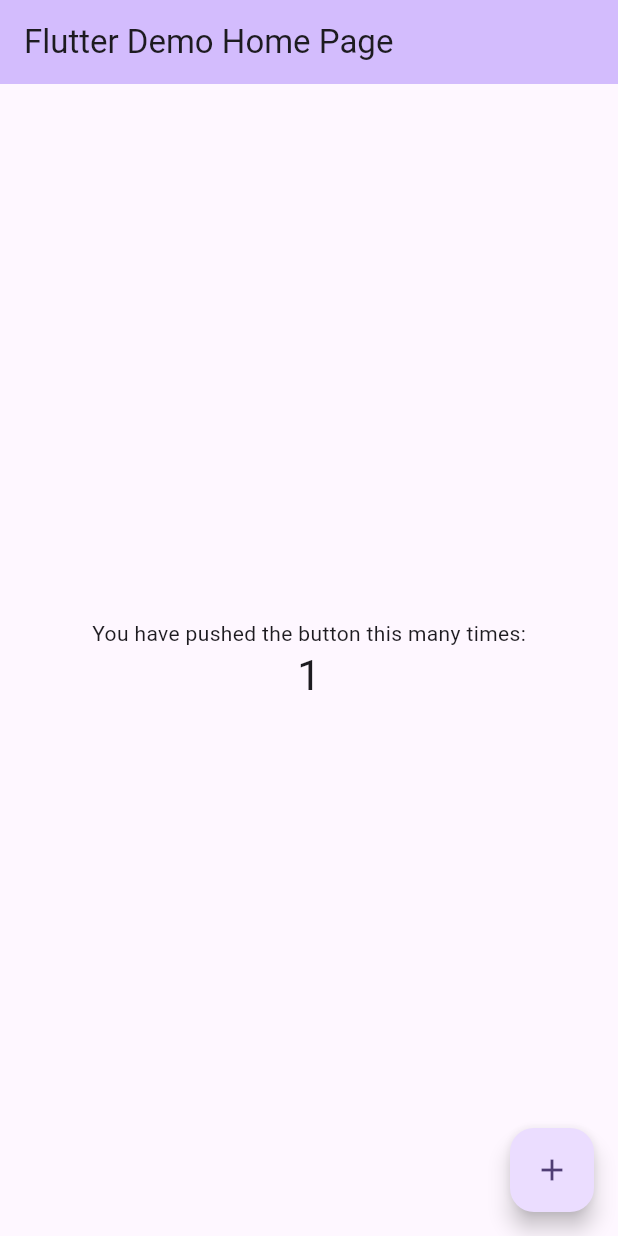
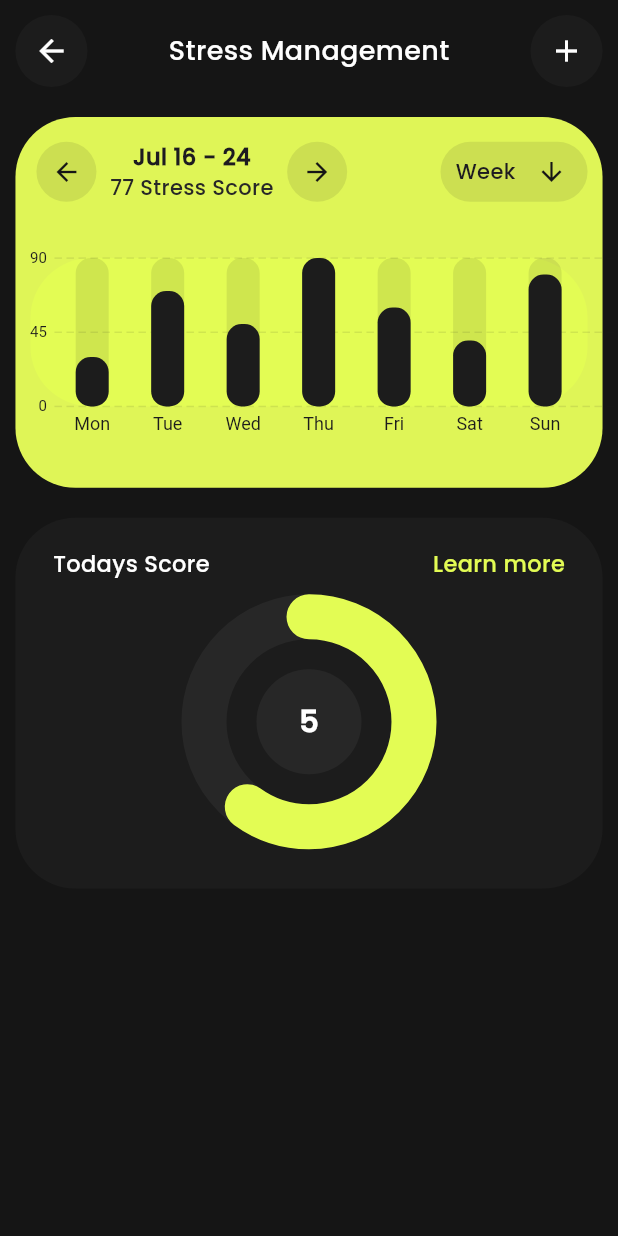
Before and after one commit to davfru/flutter_dashboard_mockup, a Flutter app: the screen it shows after launch, after a tap on the "add" icon, on a phone screen of 412 x 824 dp. Run offline on Flutter 3.47's test engine with Material 3 defaults, Android fonts, the phone set to English and light mode, and no system bars.

Commit message:
feat: mockup completed

```diff
--- /dev/null
+++ b/lib/app_colors.dart
@@ -0,0 +1,13 @@
+import 'package:flutter/material.dart';
+
+class AppColors {
+  static const almostBlack = Color(0xFF151515);
+  static const almostBlack2 = Color(0xFF1C1C1C);
+  static final almostBlack2WithAlpa = almostBlack2.withValues(alpha: 0.1);
+  static const almostBlack3 = Color(0xFF272727);
+
+  static const canary = Color(0xFFE3FC54);
+  static const canary2 = Color(0xFFDFF557);
+
+  static const title = Colors.black;
+}
--- /dev/null
+++ b/lib/chart.dart
@@ -0,0 +1,133 @@
+import 'package:flutter/material.dart';
+import 'package:flutter_dashboard_mockup/app_colors.dart';
+
+class CustomBarChart extends StatelessWidget {
+  final List<int> values = [30, 70, 50, 90, 60, 40, 80];
+  final List<String> days = ['Mon', 'Tue', 'Wed', 'Thu', 'Fri', 'Sat', 'Sun'];
+  final double height;
+  final double width;
+
+  CustomBarChart(this.height, this.width, {super.key});
+
+  @override
+  Widget build(BuildContext context) {
+    return Container(
+      width: width,
+      height: height,
+      padding: EdgeInsets.fromLTRB(16, 0, 16, 0),
+      decoration: BoxDecoration(
+        color: AppColors.canary,
+        borderRadius: BorderRadius.circular(40),
+      ),
+      child: CustomPaint(
+        painter: BarChartPainter(values, days, height, width)
+      ));
+
+  }
+}
+
+class BarChartPainter extends CustomPainter {
+  final List<int> values;
+  final List<String> days;
+  final double barWidth = 22;
+  final double padding = 0;
+  final double borderRadius = 10;
+  final double height;
+  final double width;
+
+  BarChartPainter(this.values, this.days, this.height, this.width);
+
+  @override
+  void paint(Canvas canvas, Size size) {
+    final Paint dashedLinePaint = Paint()
+      ..color = AppColors.almostBlack2WithAlpa
+      ..strokeWidth = 1
+      ..style = PaintingStyle.stroke;
+
+    final Paint barBackgroundPaint = Paint()..color = AppColors.almostBlack2WithAlpa;
+    final Paint barForegroundPaint = Paint()..color = AppColors.almostBlack2;
+
+    final double chartWidth = width * 0.90;
+    final double chartHeight = height - padding;
+    final double maxY = 90;
+
+    final double spacing = chartWidth / values.length;
+
+    // dotted lines
+    for (double yValue in [0, 45, 90]) {
+      double y = chartHeight - (yValue / maxY) * chartHeight;
+      _drawDashedLine(canvas, Offset(padding, y), Offset(width, y), dashedLinePaint);
+    }
+
+    // vertical bars
+    for (int i = 0; i < values.length; i++) {
+      double x = padding + (i * spacing) + (spacing / 2) - (barWidth / 2);
+
+      // vertical bars (light)
+      final rrectBackground = RRect.fromRectAndRadius(
+        Rect.fromLTWH(x, 0, barWidth, chartHeight),
+        Radius.circular(borderRadius),
+      );
+      canvas.drawRRect(rrectBackground, barBackgroundPaint);
+
+      // vertical bars height
+      double barHeight = (values[i] / maxY) * chartHeight;
+      double y = chartHeight - barHeight;
+
+      final rrectForeground = RRect.fromRectAndRadius(
+        Rect.fromLTWH(x, y, barWidth, barHeight),
+        Radius.circular(borderRadius),
+      );
+      canvas.drawRRect(rrectForeground, barForegroundPaint);
+    }
+
+    // Y axis
+    for (double yValue in [0, 45, 90]) {
+      double y = chartHeight - (yValue / maxY) * chartHeight;
+      final textSpan = TextSpan(
+        text: yValue.toInt().toString(),
+        style: TextStyle(color: AppColors.almostBlack2, fontSize: 10),
+      );
+      final textPainter = TextPainter(
+        text: textSpan,
+        textDirection: TextDirection.ltr,
+      )..layout();
+
+      textPainter.paint(canvas,
+          Offset(padding - textPainter.width - 5, y - textPainter.height / 2));
+    }
+
+    // X axis
+    for (int i = 0; i < days.length; i++) {
+      double x = padding + (i * spacing) + (spacing / 2) - (barWidth / 2);
+      final textSpan = TextSpan(
+        text: days[i],
+        style: TextStyle(color: AppColors.almostBlack2, fontSize: 12),
+      );
+      final textPainter = TextPainter(
+        text: textSpan,
+        textDirection: TextDirection.ltr,
+      )..layout();
+
+      textPainter.paint(canvas,
+          Offset(x + barWidth / 2 - textPainter.width / 2, chartHeight + 5));
+    }
+  }
+
+  void _drawDashedLine(Canvas canvas, Offset start, Offset end, Paint paint) {
+    const double dashWidth = 5;
+    const double dashSpace = 3;
+    double currentX = start.dx;
+    double step = dashWidth + dashSpace;
+
+    while (currentX < end.dx) {
+      double nextX = currentX + dashWidth;
+      if (nextX > end.dx) nextX = end.dx;
+      canvas.drawLine(Offset(currentX, start.dy), Offset(nextX, start.dy), paint);
+      currentX += step;
+    }
+  }
+
+  @override
+  bool shouldRepaint(covariant CustomPainter oldDelegate) => false;
+}
--- /dev/null
+++ b/lib/donut.dart
@@ -0,0 +1,80 @@
+import 'dart:math';
+
+import 'package:flutter/material.dart';
+import 'package:flutter_dashboard_mockup/app_colors.dart';
+
+class DonutWidget extends StatelessWidget {
+  final double percentage;
+  final int number;
+
+  const DonutWidget(
+      {super.key, required this.percentage, required this.number});
+
+  @override
+  Widget build(BuildContext context) {
+    return SizedBox(
+      width: 150,
+      height: 150,
+      child: Stack(
+        alignment: Alignment.center,
+        children: [
+          SizedBox(
+            width: 140,
+            height: 140,
+            child: CustomPaint(
+              painter: DonutPainter(percentage),
+            ),
+          ),
+          Container(
+            width: 70,
+            height: 70,
+            decoration: const BoxDecoration(
+              color: AppColors.almostBlack3,
+              shape: BoxShape.circle,
+            ),
+            child: Center(
+              child: Text(
+                number.toString(),
+                style: const TextStyle(
+                  fontSize: 20,
+                  color: Colors.white,
+                  fontWeight: FontWeight.bold,
+                ),
+              ),
+            ),
+          ),
+        ],
+      ),
+    );
+  }
+}
+
+class DonutPainter extends CustomPainter {
+  final double percentage;
+
+  DonutPainter(this.percentage);
+
+  @override
+  void paint(Canvas canvas, Size size) {
+    const strokeWidth = 30.0;
+    final rect = Offset.zero & size;
+    final startAngle = -pi / 2;
+
+    final blackPaint = Paint()
+      ..color = AppColors.almostBlack3
+      ..style = PaintingStyle.stroke
+      ..strokeWidth = strokeWidth
+      ..strokeCap = StrokeCap.round;
+    canvas.drawArc(rect, startAngle, 2 * pi, false, blackPaint);
+
+    final yellowPaint = Paint()
+      ..color = AppColors.canary
+      ..style = PaintingStyle.stroke
+      ..strokeWidth = strokeWidth
+      ..strokeCap = StrokeCap.round;
+    canvas.drawArc(rect, startAngle, 2 * pi * percentage, false, yellowPaint);
+  }
+
+  @override
+  bool shouldRepaint(covariant CustomPainter oldDelegate) => true;
+}
--- a/lib/main.dart
+++ b/lib/main.dart
@@ -1,4 +1,7 @@
 import 'package:flutter/material.dart';
+import 'package:flutter_dashboard_mockup/app_colors.dart';
+import 'package:flutter_dashboard_mockup/chart.dart';
+import 'package:flutter_dashboard_mockup/donut.dart';
 
 void main() {
   runApp(const MyApp());
@@ -12,42 +15,21 @@
   Widget build(BuildContext context) {
     return MaterialApp(
       title: 'Flutter Demo',
+      debugShowCheckedModeBanner: false,
       theme: ThemeData(
-        // This is the theme of your application.
-        //
-        // TRY THIS: Try running your application with "flutter run". You'll see
-        // the application has a purple toolbar. Then, without quitting the app,
-        // try changing the seedColor in the colorScheme below to Colors.green
-        // and then invoke "hot reload" (save your changes or press the "hot
-        // reload" button in a Flutter-supported IDE, or press "r" if you used
-        // the command line to start the app).
-        //
-        // Notice that the counter didn't reset back to zero; the application
-        // state is not lost during the reload. To reset the state, use hot
-        // restart instead.
-        //
-        // This works for code too, not just values: Most code changes can be
-        // tested with just a hot reload.
-        colorScheme: ColorScheme.fromSeed(seedColor: Colors.deepPurple),
-        useMaterial3: true,
+        // colorScheme: ColorScheme.fromSeed(seedColor: AppColors.almostBlack),
+        // useMaterial3: true,
+        fontFamily: 'Poppins'
       ),
-      home: const MyHomePage(title: 'Flutter Demo Home Page'),
+      home: Material(
+          color: AppColors.almostBlack,
+          child: MyHomePage(title: 'Flutter Demo Home Page')),
     );
   }
 }
 
 class MyHomePage extends StatefulWidget {
   const MyHomePage({super.key, required this.title});
-
-  // This widget is the home page of your application. It is stateful, meaning
-  // that it has a State object (defined below) that contains fields that affect
-  // how it looks.
-
-  // This class is the configuration for the state. It holds the values (in this
-  // case the title) provided by the parent (in this case the App widget) and
-  // used by the build method of the State. Fields in a Widget subclass are
-  // always marked "final".
-
   final String title;
 
   @override
@@ -55,71 +37,190 @@
 }
 
 class _MyHomePageState extends State<MyHomePage> {
-  int _counter = 0;
-
-  void _incrementCounter() {
-    setState(() {
-      // This call to setState tells the Flutter framework that something has
-      // changed in this State, which causes it to rerun the build method below
-      // so that the display can reflect the updated values. If we changed
-      // _counter without calling setState(), then the build method would not be
-      // called again, and so nothing would appear to happen.
-      _counter++;
-    });
-  }
-
   @override
   Widget build(BuildContext context) {
-    // This method is rerun every time setState is called, for instance as done
-    // by the _incrementCounter method above.
-    //
-    // The Flutter framework has been optimized to make rerunning build methods
-    // fast, so that you can just rebuild anything that needs updating rather
-    // than having to individually change instances of widgets.
-    return Scaffold(
-      appBar: AppBar(
-        // TRY THIS: Try changing the color here to a specific color (to
-        // Colors.amber, perhaps?) and trigger a hot reload to see the AppBar
-        // change color while the other colors stay the same.
-        backgroundColor: Theme.of(context).colorScheme.inversePrimary,
-        // Here we take the value from the MyHomePage object that was created by
-        // the App.build method, and use it to set our appbar title.
-        title: Text(widget.title),
-      ),
-      body: Center(
-        // Center is a layout widget. It takes a single child and positions it
-        // in the middle of the parent.
+    double containerWidth = MediaQuery.of(context).size.width * 0.95;
+    double containerHeight = MediaQuery.of(context).size.width * 0.6;
+
+    return SafeArea(
+      child: Padding(
+        padding: const EdgeInsets.all(10.0),
         child: Column(
-          // Column is also a layout widget. It takes a list of children and
-          // arranges them vertically. By default, it sizes itself to fit its
-          // children horizontally, and tries to be as tall as its parent.
-          //
-          // Column has various properties to control how it sizes itself and
-          // how it positions its children. Here we use mainAxisAlignment to
-          // center the children vertically; the main axis here is the vertical
-          // axis because Columns are vertical (the cross axis would be
-          // horizontal).
-          //
-          // TRY THIS: Invoke "debug painting" (choose the "Toggle Debug Paint"
-          // action in the IDE, or press "p" in the console), to see the
-          // wireframe for each widget.
           mainAxisAlignment: MainAxisAlignment.center,
-          children: <Widget>[
-            const Text(
-              'You have pushed the button this many times:',
+          children: [
+            SizedBox(
+              width: MediaQuery.of(context).size.width * 0.95,
+              child: Row(
+                mainAxisAlignment: MainAxisAlignment.spaceBetween,
+                children: [
+                  Container(
+                    decoration: const BoxDecoration(
+                      color: AppColors.almostBlack2,
+                      shape: BoxShape.circle,
+                    ),
+                    child: IconButton(
+                      icon: const Icon(Icons.arrow_back, color: Colors.white),
+                      onPressed: () {},
+                    ),
+                  ),
+                  const Text(
+                    "Stress Management",
+                    style: TextStyle(color: Colors.white, fontSize: 18),
+                  ),
+                  Container(
+                    decoration: const BoxDecoration(
+                      color: AppColors.almostBlack2,
+                      shape: BoxShape.circle,
+                    ),
+                    child: IconButton(
+                      icon: const Icon(Icons.add, color: Colors.white),
+                      onPressed: () {},
+                    ),
+                  )
+                ],
+              ),
             ),
-            Text(
-              '$_counter',
-              style: Theme.of(context).textTheme.headlineMedium,
+            const SizedBox(height: 20),
+            Expanded(
+              child: SingleChildScrollView(
+                child: Column(children: [
+                  Container(
+                      width: containerWidth,
+                      height: containerHeight,
+                      padding: EdgeInsets.fromLTRB(10, 16, 10, 16),
+                      decoration: BoxDecoration(
+                        color: AppColors.canary2,
+                        borderRadius: BorderRadius.circular(40),
+                      ),
+                      child: Column(
+                          crossAxisAlignment: CrossAxisAlignment.center,
+                          children: [
+                            Row(
+                              mainAxisAlignment: MainAxisAlignment.spaceBetween,
+                              children: [
+                                Row(
+                                  spacing: 5,
+                                  children: [
+                                    Container(
+                                      height: 40,
+                                      decoration: BoxDecoration(
+                                        color: AppColors.almostBlack2WithAlpa,
+                                        shape: BoxShape.circle,
+                                      ),
+                                      child: IconButton(
+                                        icon: const Icon(Icons.arrow_back,
+                                            size: 20,
+                                            color: AppColors.almostBlack),
+                                        onPressed: () {},
+                                      ),
+                                    ),
+                                    Column(
+                                      children: [
+                                        Text(
+                                          "Jul 16 - 24",
+                                          style: TextStyle(
+                                              fontSize: 15,
+                                              fontWeight: FontWeight.bold),
+                                        ),
+                                        Text(
+                                          "77 Stress Score",
+                                          style: TextStyle(
+                                              color: AppColors.almostBlack3),
+                                        )
+                                      ],
+                                    ),
+                                    Container(
+                                      height: 40,
+                                      decoration: BoxDecoration(
+                                        color: AppColors.almostBlack2WithAlpa,
+                                        shape: BoxShape.circle,
+                                      ),
+                                      child: IconButton(
+                                        icon: const Icon(Icons.arrow_forward,
+                                            size: 20,
+                                            color: AppColors.almostBlack),
+                                        onPressed: () {},
+                                      ),
+                                    ),
+                                  ],
+                                ),
+                                Container(
+                                    height: 40,
+                                    padding: EdgeInsets.fromLTRB(10, 0, 0, 0),
+                                    decoration: BoxDecoration(
+                                        color: AppColors.almostBlack2WithAlpa,
+                                        shape: BoxShape.rectangle,
+                                        borderRadius: BorderRadius.all(
+                                            Radius.circular(20))),
+                                    child: Row(
+                                      crossAxisAlignment:
+                                          CrossAxisAlignment.center,
+                                      mainAxisAlignment:
+                                          MainAxisAlignment.spaceAround,
+                                      children: [
+                                        Text("Week"),
+                                        IconButton(
+                                          padding: EdgeInsets.zero,
+                                          icon: const Icon(Icons.arrow_downward,
+                                              size: 20,
+                                              color: AppColors.almostBlack),
+                                          onPressed: () {},
+                                        )
+                                      ],
+                                    )),
+                              ],
+                            ),
+                            SizedBox(
+                              height: containerHeight * 0.15,
+                            ),
+                            CustomBarChart(
+                                containerHeight * 0.4, containerWidth)
+                          ])),
+                  const SizedBox(height: 20),
+                  Container(
+                    width: containerWidth,
+                    height: containerHeight,
+                    decoration: BoxDecoration(
+                      color: AppColors.almostBlack2,
+                      borderRadius: BorderRadius.circular(40),
+                    ),
+                    child: Padding(
+                      padding: const EdgeInsets.fromLTRB(25, 20.0, 25, 0),
+                      child: Column(
+                        crossAxisAlignment: CrossAxisAlignment.start,
+                        children: [
+                          Row(
+                            mainAxisAlignment: MainAxisAlignment.spaceBetween,
+                            children: [
+                              const Text(
+                                "Todays Score",
+                                style: TextStyle(
+                                    color: Colors.white, fontSize: 15),
+                              ),
+                              const Text(
+                                "Learn more",
+                                style: TextStyle(
+                                    color: AppColors.canary, fontSize: 15),
+                              ),
+                            ],
+                          ),
+                          const SizedBox(height: 20),
+                          Center(
+                            child: DonutWidget(
+                              percentage: 0.6, // 60% giallo, 40% nero
+                              number: 5,
+                            ),
+                          ),
+                        ],
+                      ),
+                    ),
+                  ),
+                ]),
+              ),
             ),
           ],
         ),
       ),
-      floatingActionButton: FloatingActionButton(
-        onPressed: _incrementCounter,
-        tooltip: 'Increment',
-        child: const Icon(Icons.add),
-      ), // This trailing comma makes auto-formatting nicer for build methods.
     );
   }
 }
```
Also changed, not shown: pubspec.yaml (+5 -11 lines), assets/fonts/Poppins-Light.ttf (added), assets/fonts/Poppins-Medium.ttf (added), design.jpeg, 1 other file.
